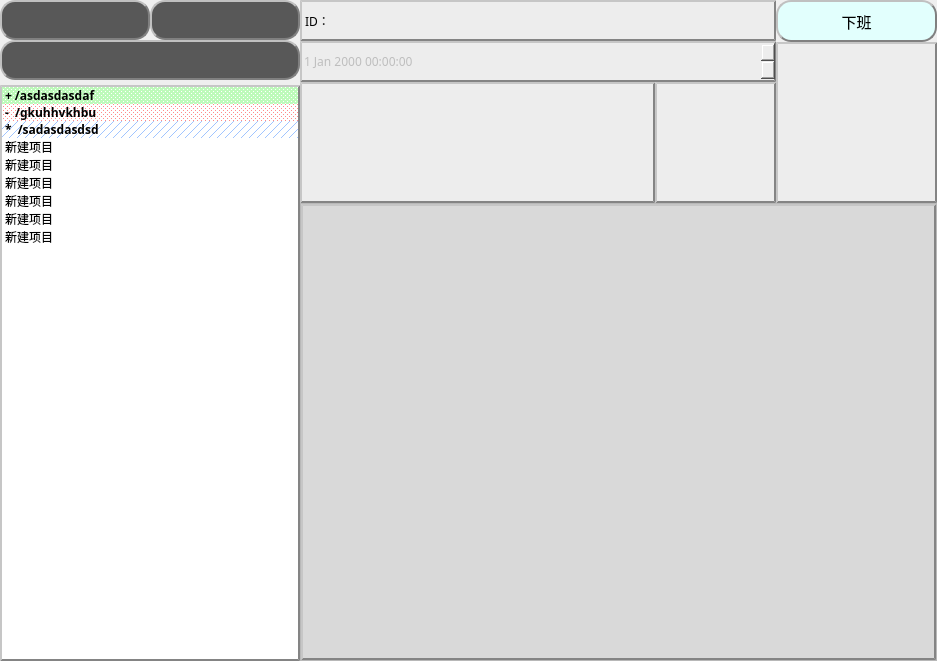
The window that Visualvers/widget.ui (lxtyin/Visual-Vers) describes before a commit, drawn with Qt 5.
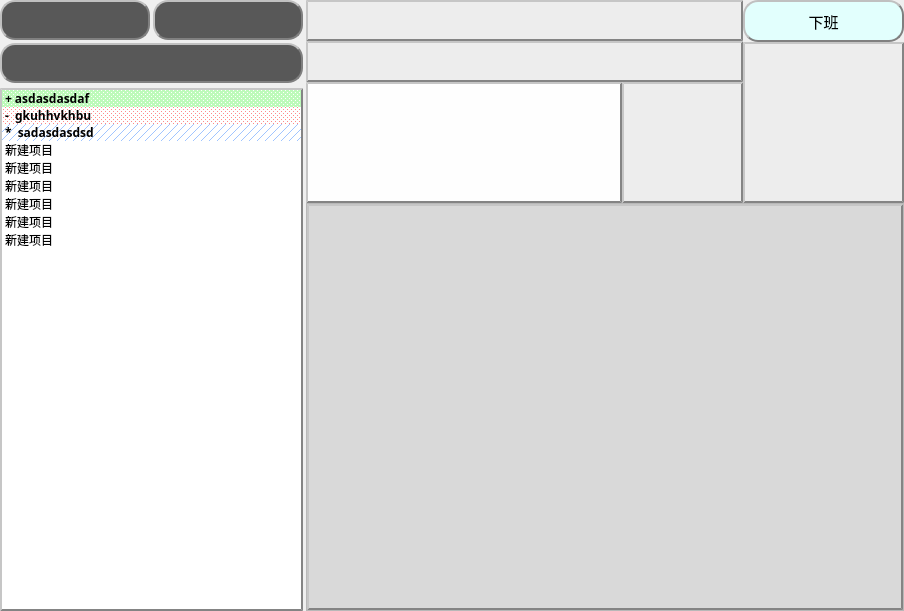
The same window after the commit. Icons and pictures are not drawn. Custom widgets are drawn as their Qt base class.

Diff of the .ui file:
```diff
--- a/Visualvers/widget.ui
+++ b/Visualvers/widget.ui
@@ -6,8 +6,8 @@
    <rect>
     <x>0</x>
     <y>0</y>
-    <width>937</width>
-    <height>661</height>
+    <width>904</width>
+    <height>611</height>
    </rect>
   </property>
   <property name="font">
@@ -22,7 +22,7 @@
   </property>
   <layout class="QHBoxLayout" name="horizontalLayout_4" stretch="0,1">
    <property name="spacing">
-    <number>0</number>
+    <number>3</number>
    </property>
    <property name="leftMargin">
     <number>0</number>
@@ -47,12 +47,12 @@
      <item>
       <layout class="QVBoxLayout" name="verticalLayout_4">
        <property name="spacing">
-        <number>0</number>
+        <number>3</number>
        </property>
        <item>
         <layout class="QHBoxLayout" name="horizontalLayout">
          <property name="spacing">
-          <number>0</number>
+          <number>3</number>
          </property>
          <property name="sizeConstraint">
           <enum>QLayout::SetFixedSize</enum>
@@ -203,7 +203,7 @@
          </property>
          <property name="maximumSize">
           <size>
-           <width>242</width>
+           <width>16777215</width>
            <height>300</height>
           </size>
          </property>
@@ -276,7 +276,7 @@
        </property>
        <property name="maximumSize">
         <size>
-         <width>300</width>
+         <width>16777215</width>
          <height>16777215</height>
         </size>
        </property>
@@ -286,9 +286,12 @@
 border-width:2px;
 border-color: rgb(132, 132, 132);</string>
        </property>
+       <property name="spacing">
+        <number>2</number>
+       </property>
        <item>
         <property name="text">
-         <string>+ /asdasdasdaf</string>
+         <string>+ asdasdasdaf</string>
         </property>
         <property name="font">
          <font>
@@ -317,7 +320,7 @@
        </item>
        <item>
         <property name="text">
-         <string>-  /gkuhhvkhbu</string>
+         <string>-  gkuhhvkhbu</string>
         </property>
         <property name="font">
          <font>
@@ -337,7 +340,7 @@
        </item>
        <item>
         <property name="text">
-         <string>*  /sadasdasdsd</string>
+         <string>*  sadasdasdsd</string>
         </property>
         <property name="font">
          <font>
@@ -425,8 +428,10 @@
              </property>
              <property name="font">
               <font>
-               <family>微软雅黑</family>
-               <weight>50</weight>
+               <family>Consolas</family>
+               <pointsize>12</pointsize>
+               <weight>9</weight>
+               <italic>false</italic>
                <bold>false</bold>
               </font>
              </property>
@@ -434,18 +439,18 @@
               <string notr="true">background-color:rgb(237, 237, 237);
 border-style: outset;
 border-width:2px;
-border-color: rgb(132, 132, 132);</string>
+border-color: rgb(132, 132, 132);
+
+font: 75 12pt &quot;Consolas&quot;;
+color: rgb(188, 93, 61);</string>
              </property>
              <property name="text">
-              <string>ID：</string>
+              <string/>
              </property>
             </widget>
            </item>
            <item>
-            <widget class="QDateTimeEdit" name="commitTime">
-             <property name="enabled">
-              <bool>false</bool>
-             </property>
+            <widget class="QLabel" name="timeLabel">
              <property name="sizePolicy">
               <sizepolicy hsizetype="Expanding" vsizetype="Expanding">
                <horstretch>10</horstretch>
@@ -454,7 +459,7 @@
              </property>
              <property name="minimumSize">
               <size>
-               <width>150</width>
+               <width>300</width>
                <height>40</height>
               </size>
              </property>
@@ -462,7 +467,14 @@
               <string notr="true">background-color:rgb(237, 237, 237);
 border-style: outset;
 border-width:2px;
-border-color: rgb(132, 132, 132);</string>
+border-color: rgb(132, 132, 132);
+
+
+font: 75 12pt &quot;Consolas&quot;;
+color: rgb(188, 93, 61);</string>
+             </property>
+             <property name="text">
+              <string/>
              </property>
             </widget>
            </item>
@@ -494,7 +506,8 @@
               </size>
              </property>
              <property name="styleSheet">
-              <string notr="true">background-color:rgb(237, 237, 237);
+              <string notr="true">
+background-color: rgb(254, 254, 254);
 border-style: outset;
 border-width:2px;
 border-color: rgb(132, 132, 132);</string>
@@ -522,10 +535,12 @@
               </size>
              </property>
              <property name="styleSheet">
-              <string notr="true">background-color:rgb(237, 237, 237);
+              <string notr="true">#curAvatar{
+background-color:rgb(237, 237, 237);
 border-style: outset;
 border-width:2px;
-border-color: rgb(132, 132, 132);</string>
+border-color: rgb(132, 132, 132);
+}</string>
              </property>
              <property name="text">
               <string/>
@@ -615,10 +630,18 @@
             </size>
            </property>
            <property name="styleSheet">
-            <string notr="true">background-color:rgb(237, 237, 237);
+            <string notr="true">#userAvatar{
+background-color:rgb(237, 237, 237);
 border-style: outset;
 border-width:2px;
-border-color: rgb(132, 132, 132);</string>
+border-color: rgb(132, 132, 132);
+}
+#userAvatar:hover{
+background-color:rgb(237, 237, 237);
+border-style: solid;
+border-width:3px;
+border-color: rgb(201, 255, 254);
+}</string>
            </property>
            <property name="text">
             <string/>
@@ -654,8 +677,8 @@
          <rect>
           <x>0</x>
           <y>0</y>
-          <width>627</width>
-          <height>448</height>
+          <width>588</width>
+          <height>398</height>
          </rect>
         </property>
         <property name="styleSheet">
```
Left out of the diff: 3 changed lines with no effect on the pictures.
